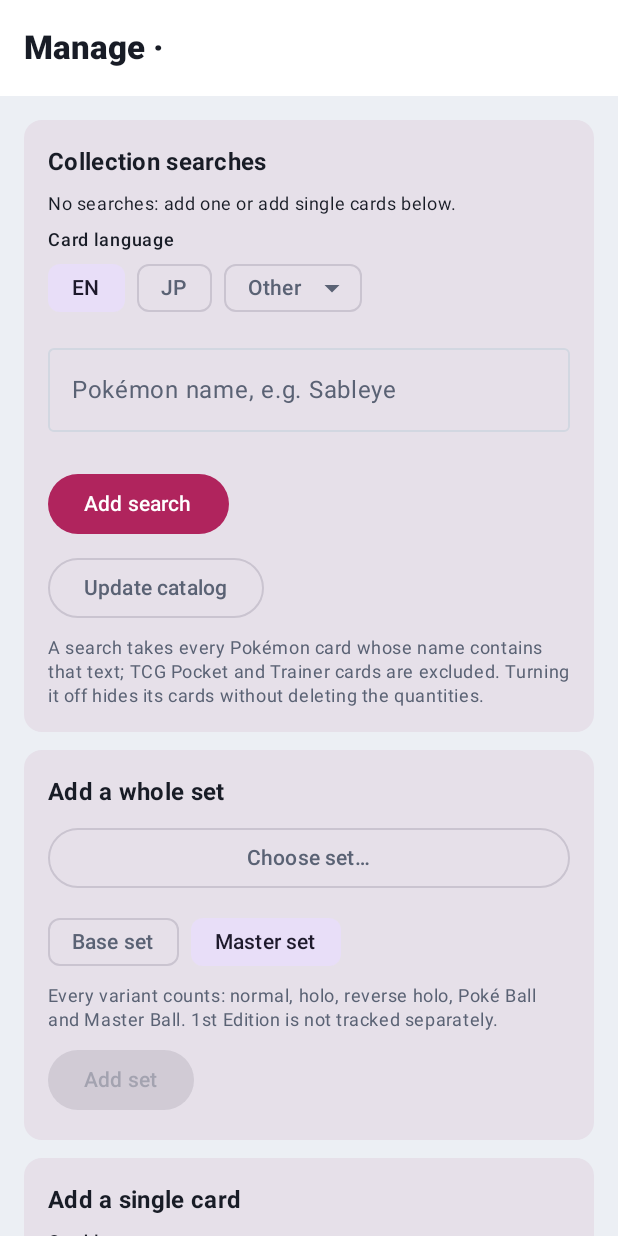
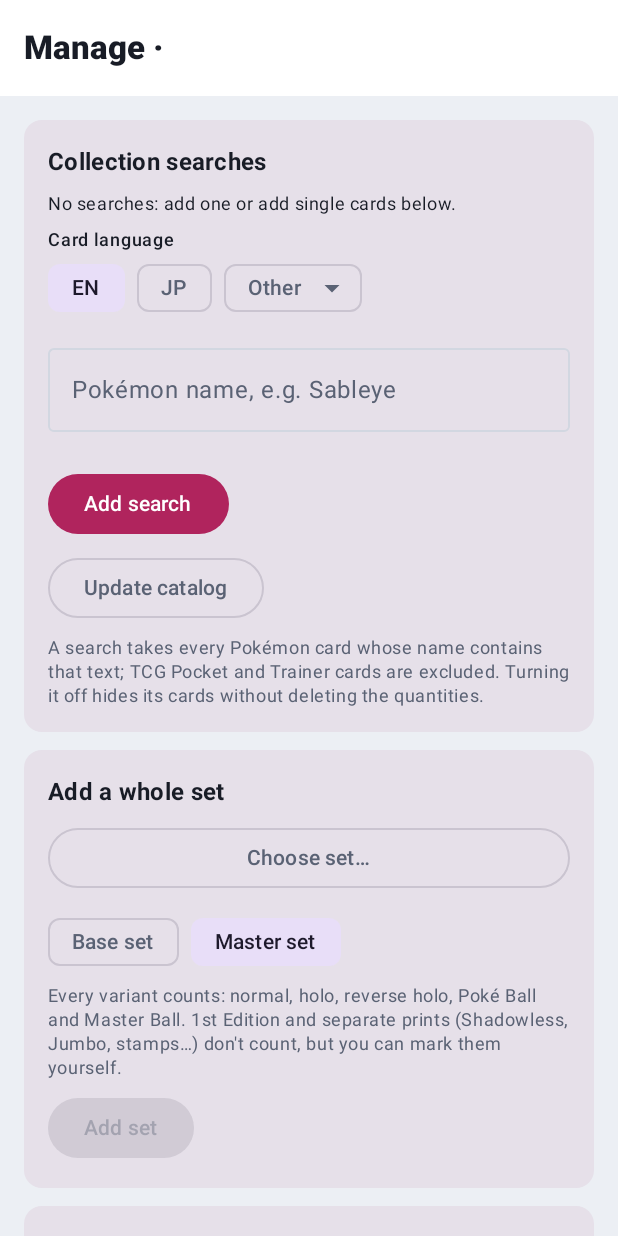
Before and after one commit to RobertoBiggi/BB-Pokecollector, an Android app built with Jetpack Compose: the composable ManageScreen shown on its own in the app's theme, on a phone screen of 412 x 824 dp. Run offline under Robolectric (Android 15) with nearby library versions, the phone set to English and light mode, and no system bars; pictures from the network do not load.

Commit message:
docs: testi del master set aggiornati per le stampe a parte
Co-Authored-By: Claude Opus 5.5 <noreply@anthropic.com>
Claude-Session: https://claude.ai/code/session_01NEbuCABT2B6zQhdFXtm8vd

```diff
--- a/app/src/main/res/values/strings.xml
+++ b/app/src/main/res/values/strings.xml
@@ -269,7 +269,7 @@
     <string name="set_level_base">Base set</string>
     <string name="set_level_master">Master set</string>
     <string name="set_level_base_hint">One slot per card (the main version). The other variants stay in the catalogue but don\'t count.</string>
-    <string name="set_level_master_hint">Every variant counts: normal, holo, reverse holo, Poké Ball and Master Ball. 1st Edition is not tracked separately.</string>
+    <string name="set_level_master_hint">Every variant counts: normal, holo, reverse holo, Poké Ball and Master Ball. 1st Edition and separate prints (Shadowless, Jumbo, stamps…) don\'t count, but you can mark them yourself.</string>
     <string name="query_set_label">Set %1$s · %2$s</string>
     <string name="create_by_name">By Pokémon</string>
     <string name="create_by_set">By set</string>
```
Also changed, not shown: 2 other files.
